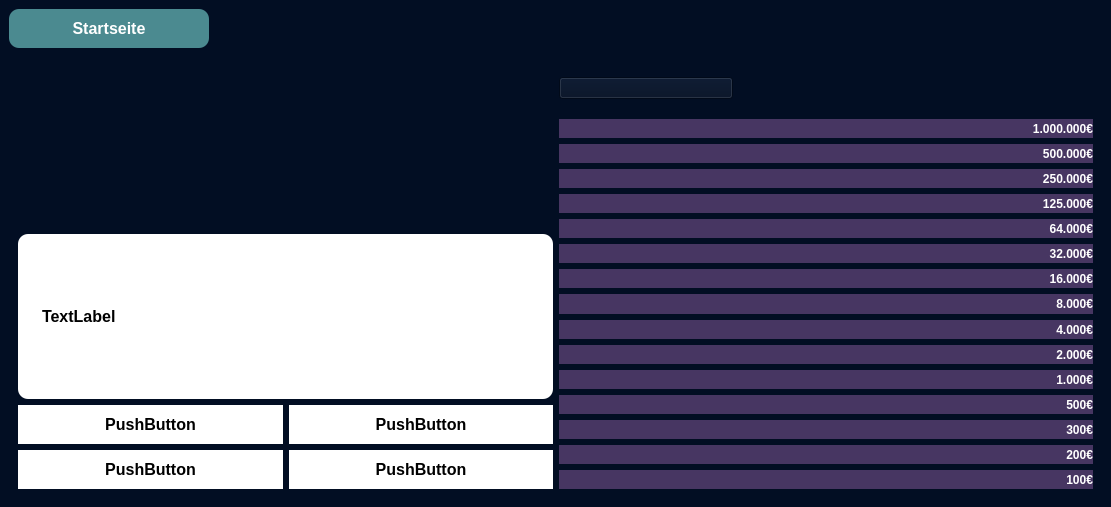
This is WerWirdMillionear/mainwindow.ui in HoussemHfasa/-Wer-wird-Millionear as Qt 5 draws it before an edit. The edited form follows.
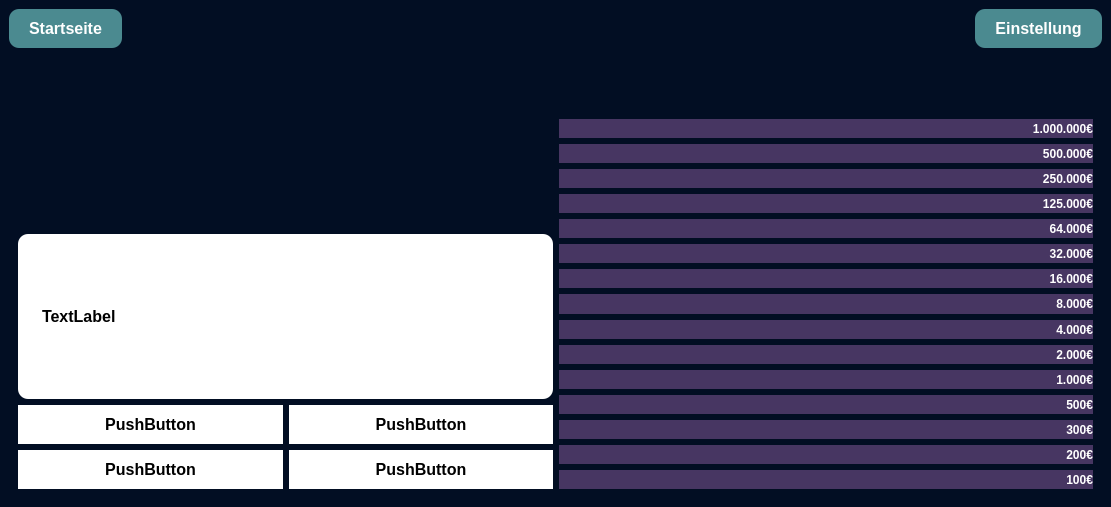
This is the edited form. The open tabs and pages were chosen to show the change. Icons and pictures are not drawn.

Diff of the .ui file:
```diff
--- a/WerWirdMillionear/mainwindow.ui
+++ b/WerWirdMillionear/mainwindow.ui
@@ -22,7 +22,7 @@
   <widget class="QWidget" name="centralwidget">
    <layout class="QGridLayout" name="gridLayout_4">
     <item row="0" column="0">
-     <layout class="QVBoxLayout" name="verticalLayout_17">
+     <layout class="QHBoxLayout" name="horizontalLayout_7">
       <item>
        <widget class="QPushButton" name="Zurueckstartseite_2">
         <property name="maximumSize">
@@ -35,13 +35,22 @@
          <cursorShape>PointingHandCursor</cursorShape>
         </property>
         <property name="styleSheet">
-         <string notr="true">background-color: #4B8A90;
-border: none;
-color: white;
-padding: 10px 20px;
-font-size: 16px;
-font-weight: bold;
-border-radius: 10px;</string>
+         <string notr="true">QPushButton#Zurueckstartseite_2 {
+    background-color: #4B8A90;
+    border: none;
+    color: white;
+    padding: 10px 20px;
+    font-size: 16px;
+    font-weight: bold;
+    border-radius: 10px;
+}
+
+QPushButton#Zurueckstartseite_2:checked {
+    background-color: orange;
+}
+
+
+</string>
         </property>
         <property name="text">
          <string>Startseite</string>
@@ -49,6 +58,37 @@
        </widget>
       </item>
       <item>
+       <spacer name="horizontalSpacer">
+        <property name="orientation">
+         <enum>Qt::Horizontal</enum>
+        </property>
+        <property name="sizeHint" stdset="0">
+         <size>
+          <width>40</width>
+          <height>20</height>
+         </size>
+        </property>
+       </spacer>
+      </item>
+      <item>
+       <widget class="QPushButton" name="pushButton">
+        <property name="styleSheet">
+         <string notr="true">background-color: #4B8A90;
+border: none;
+color: white;
+padding: 10px 20px;
+font-size: 16px;
+font-weight: bold;
+border-radius: 10px;</string>
+        </property>
+        <property name="text">
+         <string>Einstellung</string>
+        </property>
+       </widget>
+      </item>
+     </layout>
+    </item>
+    <item row="1" column="0">
        <layout class="QVBoxLayout" name="verticalLayout_33">
         <item>
          <layout class="QHBoxLayout" name="horizontalLayout_15">
@@ -562,16 +602,15 @@
                        <bool>false</bool>
                       </property>
                       <property name="styleSheet">
-                       <string notr="true">
+                     <string notr="true">QPushButton#pushButton_7{
 border-image: url(:/img/img/people.png);
 border: none;
 background-repeat: none;
 width: 20px;
 height: 50px;
+}
 
-pushButton_7.newBackground{
-border-image: url(:/img/img/notpeople.png);
-}</string>
+</string>
                       </property>
                       <property name="text">
                        <string/>
@@ -933,8 +972,8 @@
              </layout>
             </widget>
             <widget class="QWidget" name="SpielanleitungPage">
-             <layout class="QGridLayout" name="gridLayout_3">
-              <item row="0" column="0">
+           <layout class="QVBoxLayout" name="verticalLayout_17">
+            <item>
                <layout class="QVBoxLayout" name="verticalLayout_15">
                 <item>
                  <layout class="QHBoxLayout" name="horizontalLayout_6"/>
@@ -1000,8 +1039,6 @@
        </layout>
       </item>
      </layout>
-    </item>
-   </layout>
   </widget>
   <widget class="QMenuBar" name="menubar">
    <property name="geometry">
```
Left out of the diff: 6 changed lines with no effect on the pictures. Lines whose indentation alone changed are shown as unchanged.
